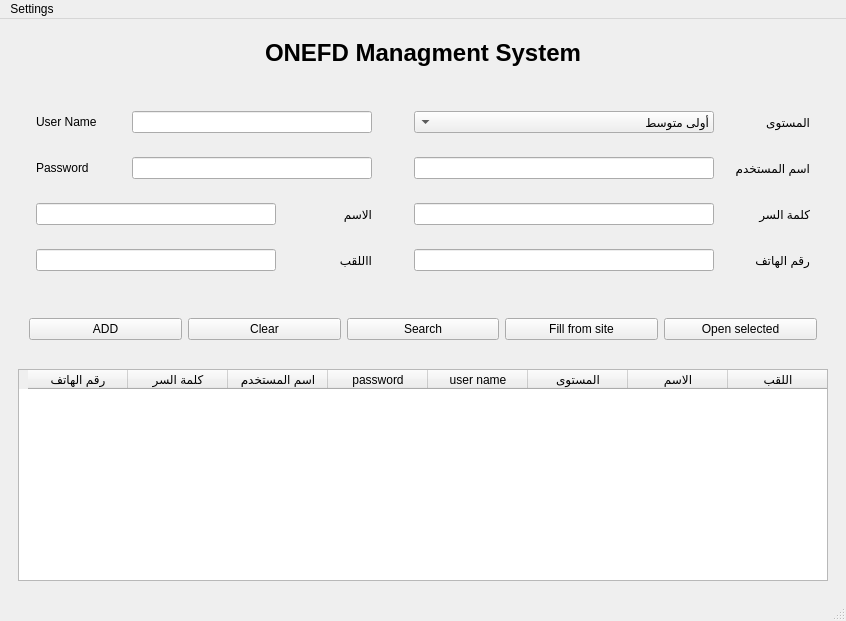
This is main.ui in abdou-dz113/onefd_client_mangment_system as Qt 5 draws it before an edit. The edited form follows.
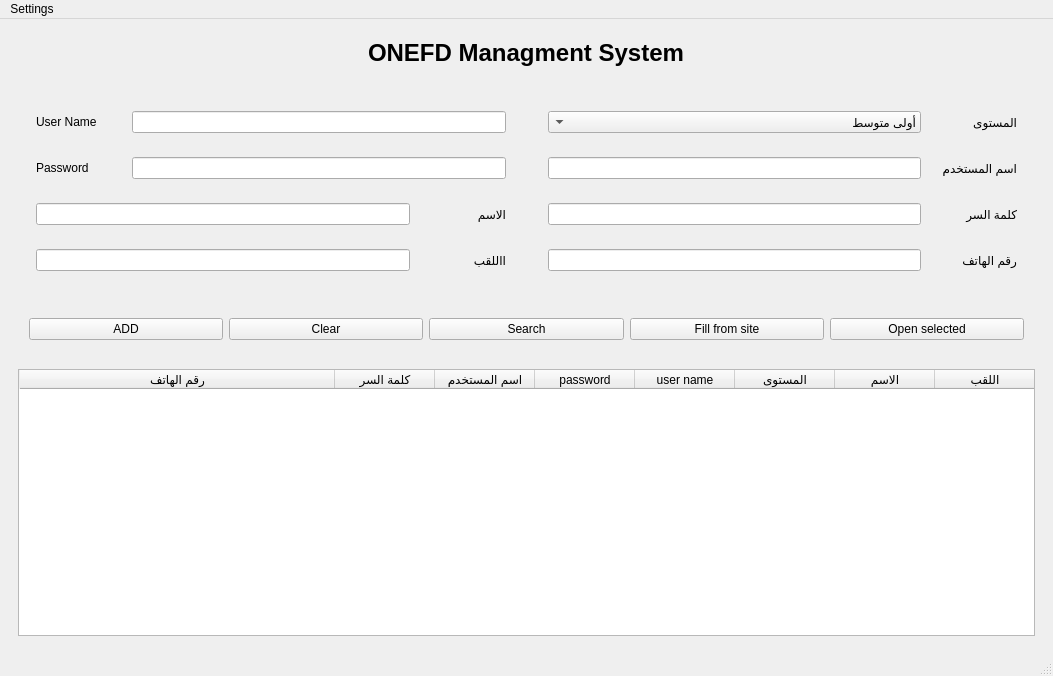
This is the edited form.

Commit message: added hidden id to table widget

Diff of the .ui file:
```diff
--- a/main.ui
+++ b/main.ui
@@ -6,8 +6,8 @@
    <rect>
     <x>0</x>
     <y>0</y>
-    <width>846</width>
-    <height>621</height>
+    <width>1053</width>
+    <height>676</height>
    </rect>
   </property>
   <property name="windowTitle">
@@ -462,7 +462,7 @@
           <number>45</number>
          </attribute>
          <attribute name="horizontalHeaderStretchLastSection">
-          <bool>false</bool>
+          <bool>true</bool>
          </attribute>
          <attribute name="verticalHeaderShowSortIndicator" stdset="0">
           <bool>true</bool>
@@ -519,7 +519,7 @@
     <rect>
      <x>0</x>
      <y>0</y>
-     <width>846</width>
+     <width>1053</width>
      <height>22</height>
     </rect>
    </property>
```
The commit also changes 2 other files.
